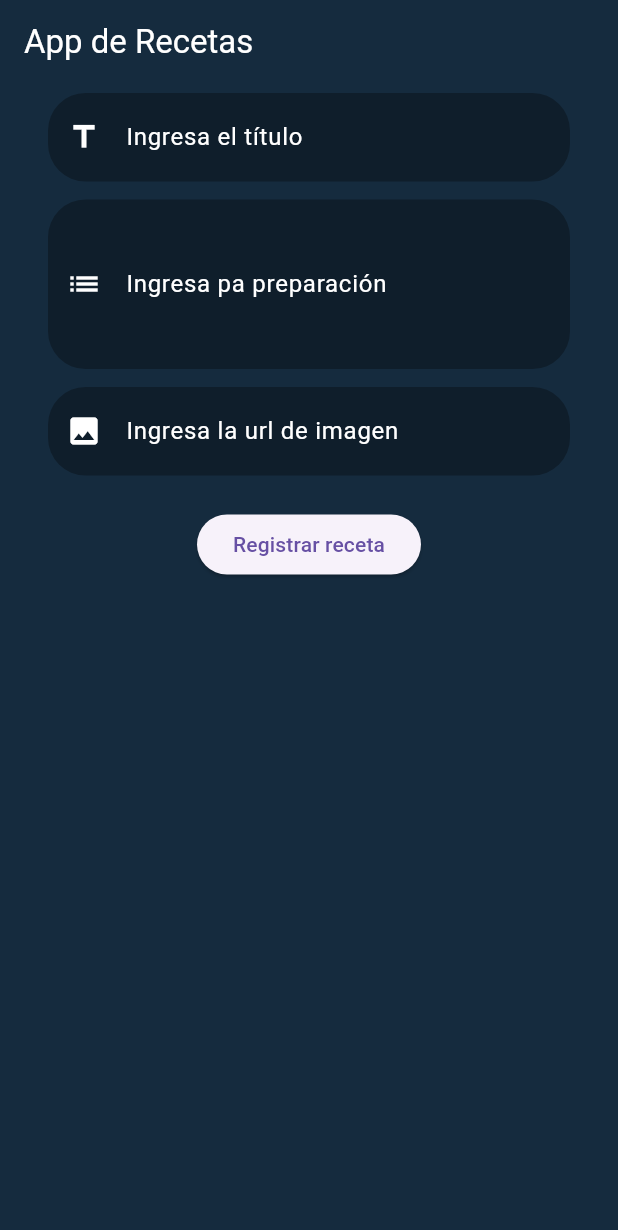
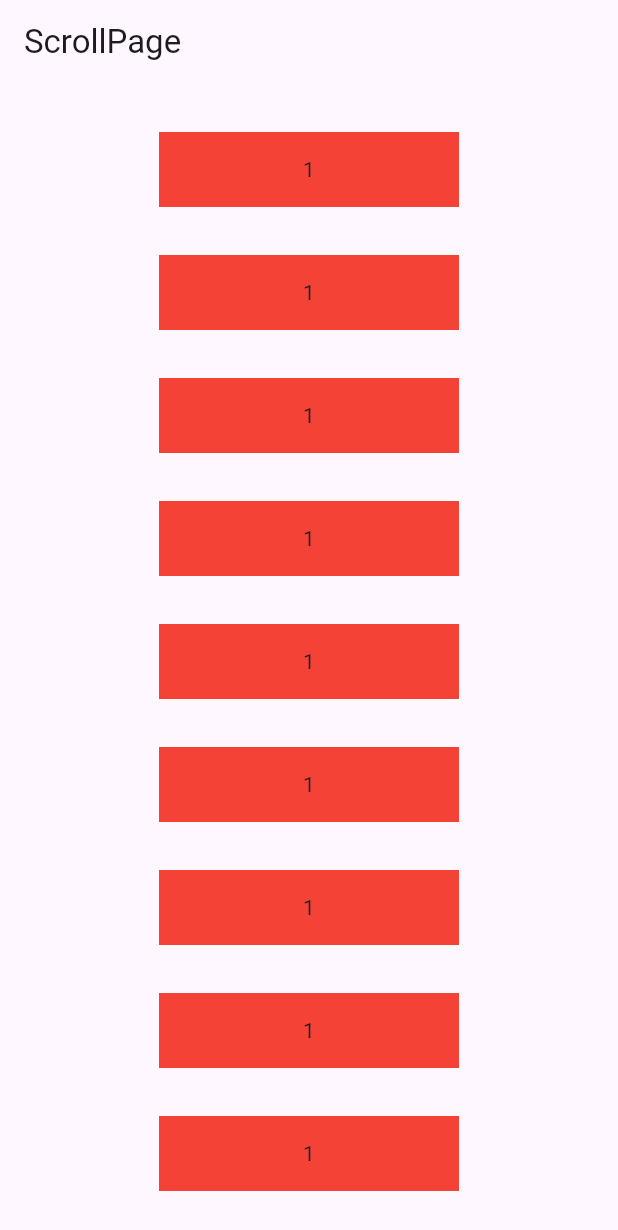
Before and after one commit to RzCrytek/flutter-primera-app, a Flutter app: the screen it shows after launch, on a phone screen of 412 x 824 dp. Shown: the top 1230 px of the screen. Run offline on Flutter 3.47's test engine with Material 3 defaults, Android fonts, the light colour scheme and no system bars; our stand-ins replace another_flushbar.

Commit message:
feat: agrego SingleChildScrollView

```diff
--- /dev/null
+++ b/recetas_app/lib/examples/scrooll_page.dart
@@ -0,0 +1,48 @@
+import 'package:flutter/material.dart';
+
+class ScroollPage extends StatelessWidget {
+  const ScroollPage({super.key});
+  Widget _buildContainer(String text) {
+    return Container(
+      width: 200,
+      height: 50,
+      color: Colors.red,
+      margin: EdgeInsets.all(16),
+      child: Center(child: Text(text)),
+    );
+  }
+
+  @override
+  Widget build(BuildContext context) {
+    return Scaffold(
+      appBar: AppBar(title: Text("ScrollPage")),
+      body: Center(
+        child: SingleChildScrollView(
+          padding: EdgeInsets.all(16),
+          // scrollDirection: Axis.horizontal, //trabajar el scroll en horizontal y colocar como hijo a un row
+          child: Column(
+            mainAxisAlignment: .center,
+            children: [
+              _buildContainer("1"),
+              _buildContainer("1"),
+              _buildContainer("1"),
+              _buildContainer("1"),
+              _buildContainer("1"),
+              _buildContainer("1"),
+              _buildContainer("1"),
+              _buildContainer("1"),
+              _buildContainer("1"),
+              _buildContainer("1"),
+              _buildContainer("1"),
+              _buildContainer("1"),
+              _buildContainer("1"),
+              _buildContainer("1"),
+              _buildContainer("1"),
+              _buildContainer("1"),
+            ],
+          ),
+        ),
+      ),
+    );
+  }
+}
--- a/recetas_app/lib/main.dart
+++ b/recetas_app/lib/main.dart
@@ -1,9 +1,10 @@
 import 'package:flutter/material.dart';
+import 'package:recetas_app/examples/scrooll_page.dart';
 import 'package:recetas_app/examples/textformfield_page.dart';
 import 'package:recetas_app/pages/home_page.dart';
 
 void main() {
-  runApp(MaterialApp(home: HomePage(), debugShowCheckedModeBanner: false));
+  runApp(MaterialApp(home: ScroollPage(), debugShowCheckedModeBanner: false));
 }
 
 class MyApp extends StatelessWidget {
--- a/recetas_app/lib/pages/home_page.dart
+++ b/recetas_app/lib/pages/home_page.dart
@@ -23,6 +23,7 @@ class _HomePageState extends State<HomePage> {
 
   @override
   Widget build(BuildContext context) {
+    Size size = MediaQuery.of(context).size;
     return Scaffold(
       backgroundColor: Color(0XFF152B3E),
       appBar: AppBar(
@@ -33,6 +34,7 @@ class _HomePageState extends State<HomePage> {
         padding: EdgeInsets.symmetric(horizontal: 32),
         child: Form(
           key: _formKey,
+          child: SingleChildScrollView(
             child: Column(
               mainAxisAlignment: .start,
               children: [
@@ -109,6 +111,7 @@ class _HomePageState extends State<HomePage> {
             ),
           ),
         ),
+      ),
     );
   }
 }
--- a/recetas_app/lib/widget/receta_card_widget.dart
+++ b/recetas_app/lib/widget/receta_card_widget.dart
@@ -8,8 +8,10 @@ class RecetaCardWidget extends StatelessWidget {
   @override
   Widget build(BuildContext context) {
     Size size = MediaQuery.of(context).size;
+
     return Container(
       padding: EdgeInsets.all(24),
+      margin: EdgeInsets.only(bottom: 16),
       decoration: BoxDecoration(
         color: Color(0xFF0F1E2b),
         borderRadius: BorderRadius.circular(25),
```
Lines whose indentation alone changed are shown as unchanged.
